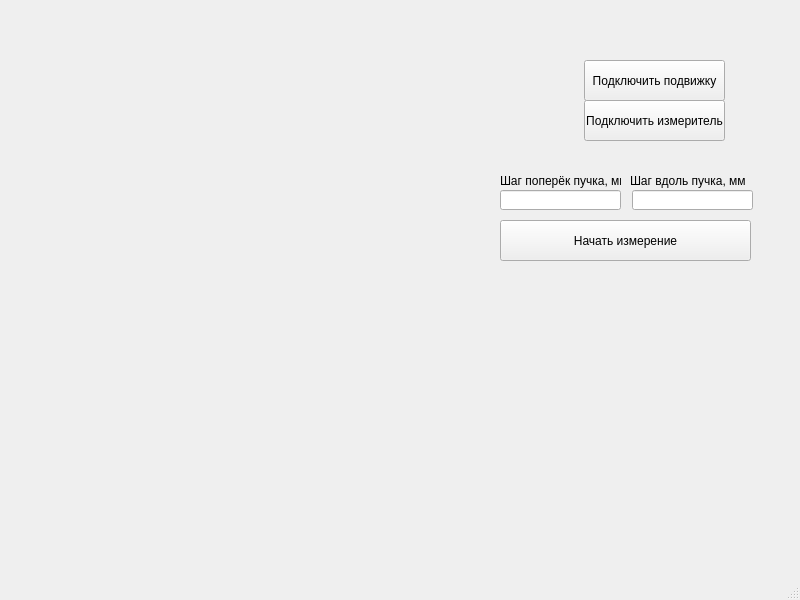
Anbionchik/beam_width_meter, file main_window.ui: the form before one commit.
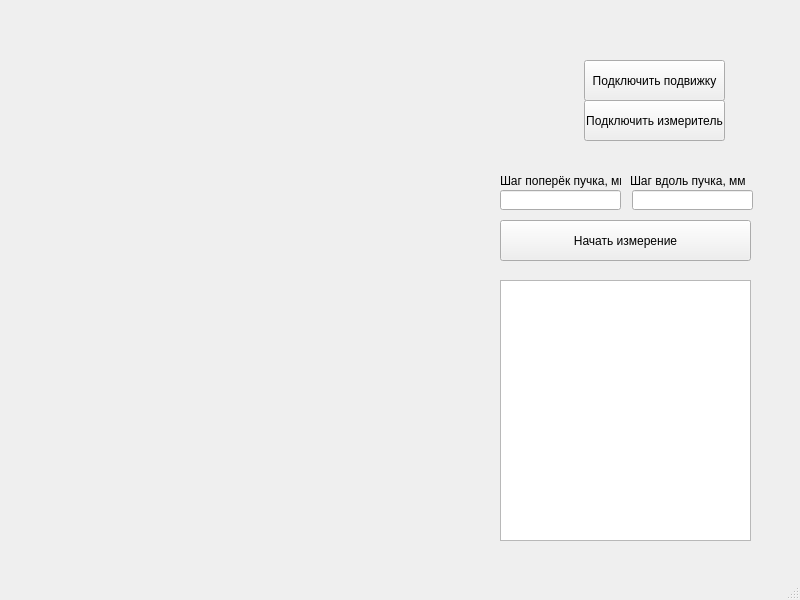
The form after the commit.

Commit message: Создано мминимальное готовое UI

```diff
--- a/main_window.ui
+++ b/main_window.ui
@@ -99,6 +99,16 @@
      <string>Шаг вдоль пучка, мм</string>
     </property>
    </widget>
+   <widget class="QPlainTextEdit" name="info_field">
+    <property name="geometry">
+     <rect>
+      <x>500</x>
+      <y>280</y>
+      <width>251</width>
+      <height>261</height>
+     </rect>
+    </property>
+   </widget>
   </widget>
   <widget class="QMenuBar" name="menubar">
    <property name="geometry">
```
Left out of the diff: 4 changed lines with no effect on the pictures. The commit also changes 2 other files.
